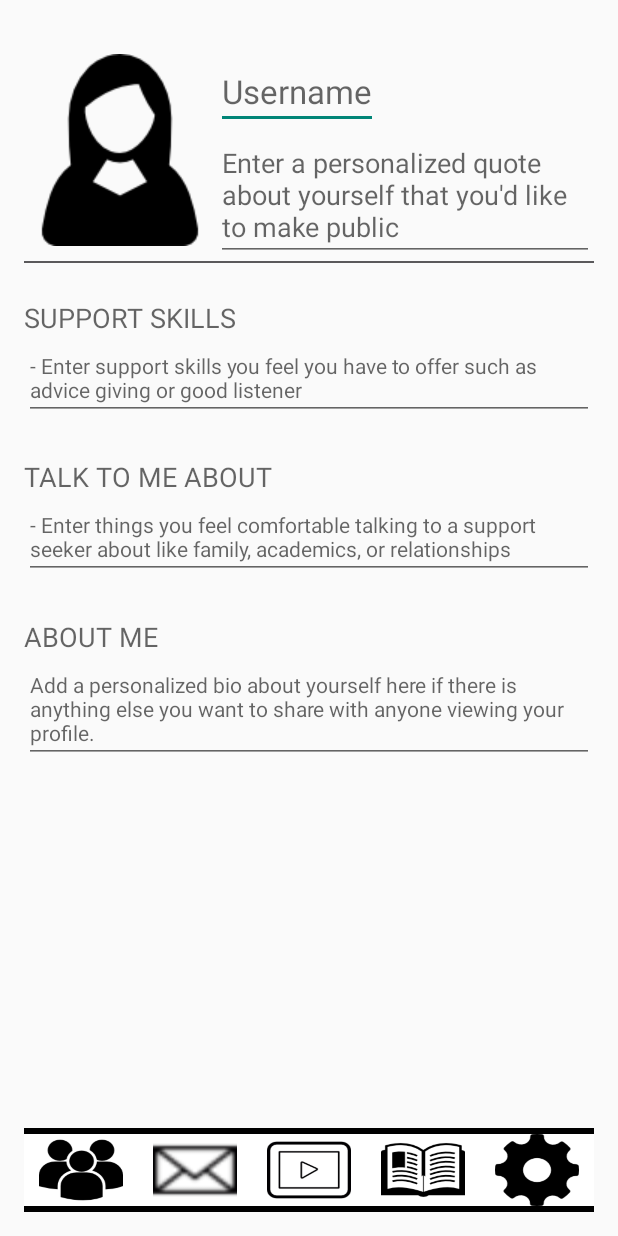
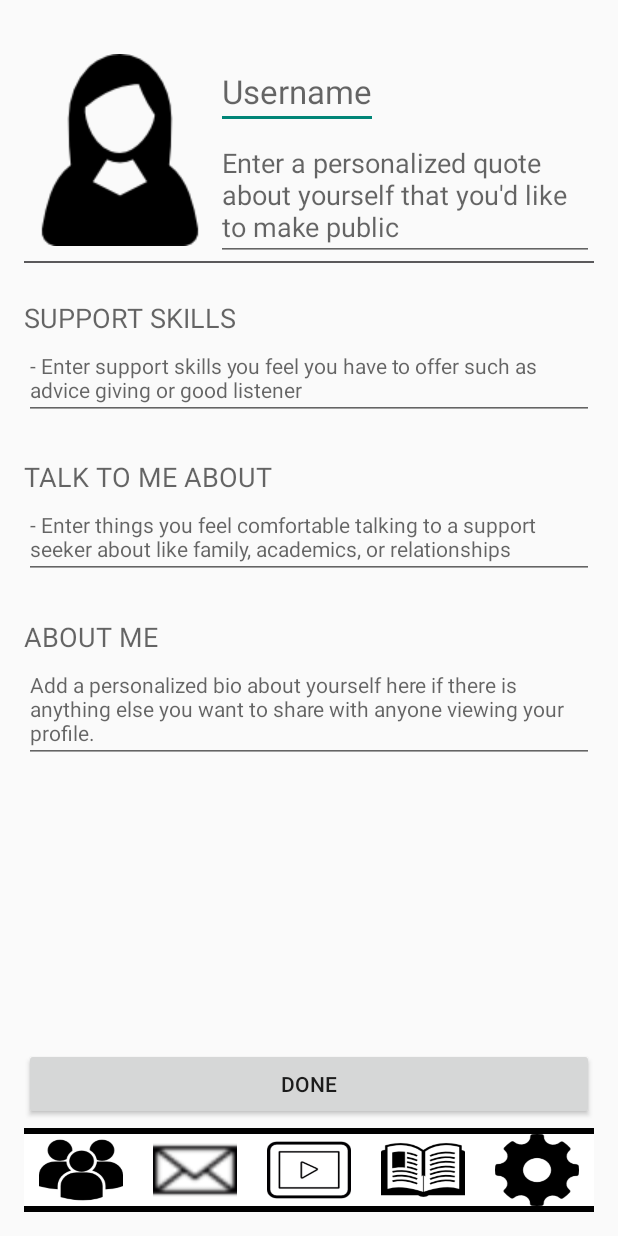
Before and after one commit to cpolyukh/Trellis, an Android app: the EditProfileActivity screen opened directly, with no data from a screen before it, on a phone screen of 412 x 824 dp. Run offline under Robolectric (Android 15) with nearby library versions, the phone set to English and light mode, and no system bars.

Commit message:
added some messaging functionality and button for edit page

```diff
--- a/app/src/main/java/edu/uw/ischool/trellis/EditProfileActivity.java
+++ b/app/src/main/java/edu/uw/ischool/trellis/EditProfileActivity.java
@@ -7,6 +7,8 @@ import android.support.design.widget.Snackbar;
 import android.support.v7.app.AppCompatActivity;
 import android.support.v7.widget.Toolbar;
 import android.view.View;
+import android.view.WindowManager;
+import android.widget.Button;
 import android.widget.ImageButton;
 
 public class EditProfileActivity extends AppCompatActivity {
@@ -15,6 +17,18 @@ public class EditProfileActivity extends AppCompatActivity {
     protected void onCreate(Bundle savedInstanceState) {
         super.onCreate(savedInstanceState);
         setContentView(R.layout.activity_edit_profile);
+
+        this.getWindow().setSoftInputMode(WindowManager.LayoutParams.SOFT_INPUT_STATE_ALWAYS_HIDDEN);
+
+        Button doneBtn = (Button) findViewById(R.id.doneBtn);
+
+        doneBtn.setOnClickListener(new View.OnClickListener() {
+            @Override
+            public void onClick(View v) {
+                Intent next = new Intent(EditProfileActivity.this, LearnMoreActivity.class);
+                startActivity(next);
+            }
+        });
 
         /********************************************************/
         /********************** TOOLBAR SETUP *******************/
--- a/app/src/main/java/edu/uw/ischool/trellis/LoginActivity.java
+++ b/app/src/main/java/edu/uw/ischool/trellis/LoginActivity.java
@@ -117,7 +117,7 @@ public class LoginActivity extends AppCompatActivity {
                         }
                 ).executeAsync();
 
-                Intent next = new Intent(LoginActivity.this, SupportSelectionActivity.class);
+                Intent next = new Intent(LoginActivity.this, EditProfileActivity.class);
                 startActivity(next);
             }
 
@@ -138,7 +138,7 @@ public class LoginActivity extends AppCompatActivity {
         guestButton.setOnClickListener(new View.OnClickListener() {
             @Override
             public void onClick(View v) {
-                Intent next = new Intent(LoginActivity.this, SupportSelectionActivity.class);
+                Intent next = new Intent(LoginActivity.this, LearnMoreActivity.class);
                 startActivity(next);
             }
         });
--- a/app/src/main/java/edu/uw/ischool/trellis/MessagesActivity.java
+++ b/app/src/main/java/edu/uw/ischool/trellis/MessagesActivity.java
@@ -64,7 +64,7 @@ public class MessagesActivity extends FragmentActivity {
 
     public static Bundle makeSendBirdArgs(String appKey, String uuid, String nickname) {
         Bundle args = new Bundle();
-        args.putString("appKey", appKey);
+        args.putString("appKey", "9D5849EF-E3E4-43F9-843A-1DB0CA03A4BB");
         args.putString("uuid", uuid);
         args.putString("nickname", nickname);
         return args;
@@ -77,7 +77,7 @@ public class MessagesActivity extends FragmentActivity {
         setContentView(R.layout.activity_sendbird_user_list);
         getWindow().setSoftInputMode(WindowManager.LayoutParams.SOFT_INPUT_STATE_ALWAYS_HIDDEN);
 
-        initSendBird(getIntent().getExtras());
+        initSendBird(makeSendBirdArgs("9D5849EF-E3E4-43F9-843A-1DB0CA03A4BB", "23423424234243234", "nickname"));
         initFragment();
         initUIComponents();
     }
--- a/app/src/main/res/layout/activity_edit_profile.xml
+++ b/app/src/main/res/layout/activity_edit_profile.xml
@@ -121,14 +121,22 @@
                 android:layout_below="@+id/textView26"
                 android:layout_alignParentLeft="true"
                 android:layout_alignParentStart="true" />
+
+
         </RelativeLayout>
     </ScrollView>
+
+
+
+
 
     <RelativeLayout
         android:layout_height="match_parent"
         android:layout_width="match_parent"
         android:gravity="bottom"
+        android:id="@+id/layoutWrapper"
         xmlns:android="http://schemas.android.com/apk/res/android">
+
 
         <android.support.v7.widget.Toolbar  xmlns:android="http://schemas.android.com/apk/res/android"
             xmlns:app="http://schemas.android.com/apk/res-auto"
@@ -139,6 +147,8 @@
             android:minHeight="?attr/actionBarSize"
             app:contentInsetStart="0dp"
             app:theme="@style/Base.Theme.AppCompat.CompactMenu" >
+
+
 
             <LinearLayout
                 android:id="@+id/toolbarmenucontainer"
@@ -214,6 +224,17 @@
             </LinearLayout>
         </android.support.v7.widget.Toolbar>
 
+
     </RelativeLayout>
 
+    <Button
+        android:layout_width="match_parent"
+        android:layout_height="wrap_content"
+        android:text="DONE"
+        android:id="@+id/doneBtn"
+        android:layout_alignBottom="@+id/layoutWrapper"
+        android:layout_alignParentLeft="true"
+        android:layout_alignParentStart="true"
+        android:layout_marginBottom="61dp" />
+
 </RelativeLayout>
```
Also changed, not shown: app/src/main/res/layout/activity_conversation_starter.xml (+94 -0 lines), 2 other files.
